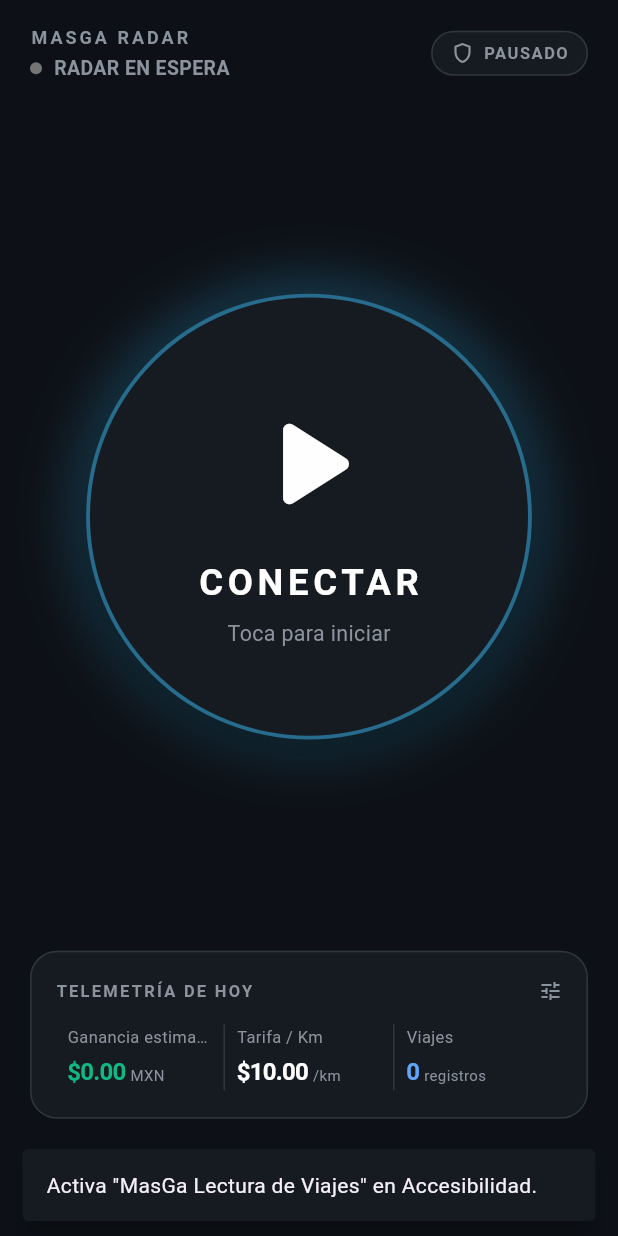
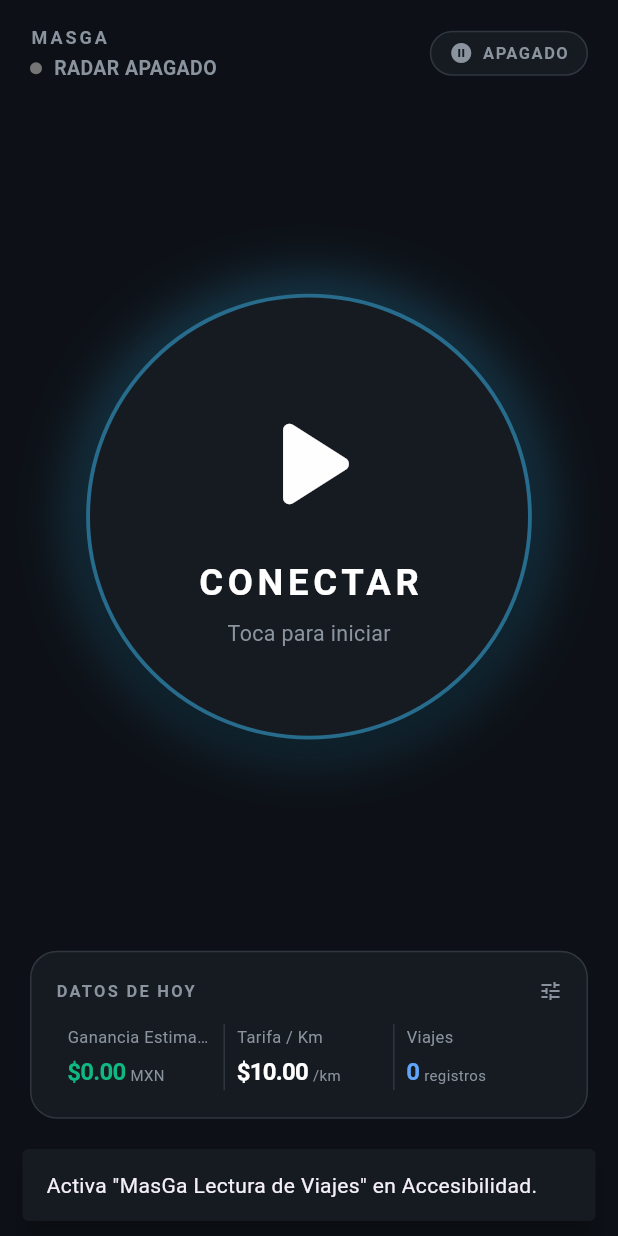
Before and after one commit to akalex5/masga_propio, a Flutter app: the InicioScreen screen opened directly, after a tap on "CONECTAR", on a phone screen of 412 x 824 dp. Run offline on Flutter 3.47's test engine with Material 3 defaults, Android fonts, the phone set to English and light mode, and no system bars; our stand-ins replace permission_handler, shared_preferences; accounts and stored records are empty.

Commit message:
Cambios en inicio_screen y mejoras visuales

```diff
--- a/lib/inicio_screen.dart
+++ b/lib/inicio_screen.dart
@@ -115,7 +115,7 @@ class _InicioScreenState extends State<InicioScreen>
                                 crossAxisAlignment: CrossAxisAlignment.start,
                                 children: [
                                   const Text(
-                                    'MASGA RADAR',
+                                    'MASGA',
                                     style: TextStyle(
                                       color: textSecondary,
                                       fontSize: 12,
@@ -145,7 +145,7 @@ class _InicioScreenState extends State<InicioScreen>
                                       ),
                                       const SizedBox(width: 8),
                                       Text(
-                                        activo ? 'MONITOREANDO OFERTAS' : 'RADAR EN ESPERA',
+                                        activo ? 'MONITOREANDO VIAJES' : 'RADAR APAGADO',
                                         style: TextStyle(
                                           color: activo ? Colors.white : textSecondary,
                                           fontSize: 13,
@@ -167,13 +167,13 @@ class _InicioScreenState extends State<InicioScreen>
                                   mainAxisSize: MainAxisSize.min,
                                   children: [
                                     Icon(
-                                      activo ? Icons.security : Icons.shield_outlined,
+                                      activo ? Icons.circle : Icons.pause_circle,
                                       color: activo ? accentGreen : textSecondary,
                                       size: 16,
                                     ),
                                     const SizedBox(width: 6),
                                     Text(
-                                      activo ? 'PROTEGIDO' : 'PAUSADO',
+                                      activo ? 'ACTIVO' : 'APAGADO',
                                       style: TextStyle(
                                         color: activo ? accentGreen : textSecondary,
                                         fontSize: 11,
@@ -211,7 +211,7 @@ class _InicioScreenState extends State<InicioScreen>
                                       if (!estabaActivo && !quedoActivo) {
                                         mensaje = 'Activa "MasGa Lectura de Viajes" en Accesibilidad.';
                                       } else if (quedoActivo) {
-                                        mensaje = 'Radar activo. Vigilando DiDi, Uber e inDrive.';
+                                        mensaje = 'Radar activo.';
                                       } else {
                                         mensaje = 'Radar detenido.';
                                       }
@@ -325,7 +325,7 @@ class _InicioScreenState extends State<InicioScreen>
                                   mainAxisAlignment: MainAxisAlignment.spaceBetween,
                                   children: [
                                     Text(
-                                      'TELEMETRÍA DE HOY',
+                                      'DATOS DE HOY',
                                       style: TextStyle(
                                         color: textSecondary,
                                         fontSize: 11,
@@ -341,7 +341,7 @@ class _InicioScreenState extends State<InicioScreen>
                                   children: [
                                     Expanded(
                                       child: _MetricItem(
-                                        label: 'Ganancia estimada',
+                                        label: 'Ganancia Estimada',
                                         value: '\$${gananciaHoy.toStringAsFixed(2)}',
                                         unit: 'MXN',
                                         highlightColor: accentGreen,
```
